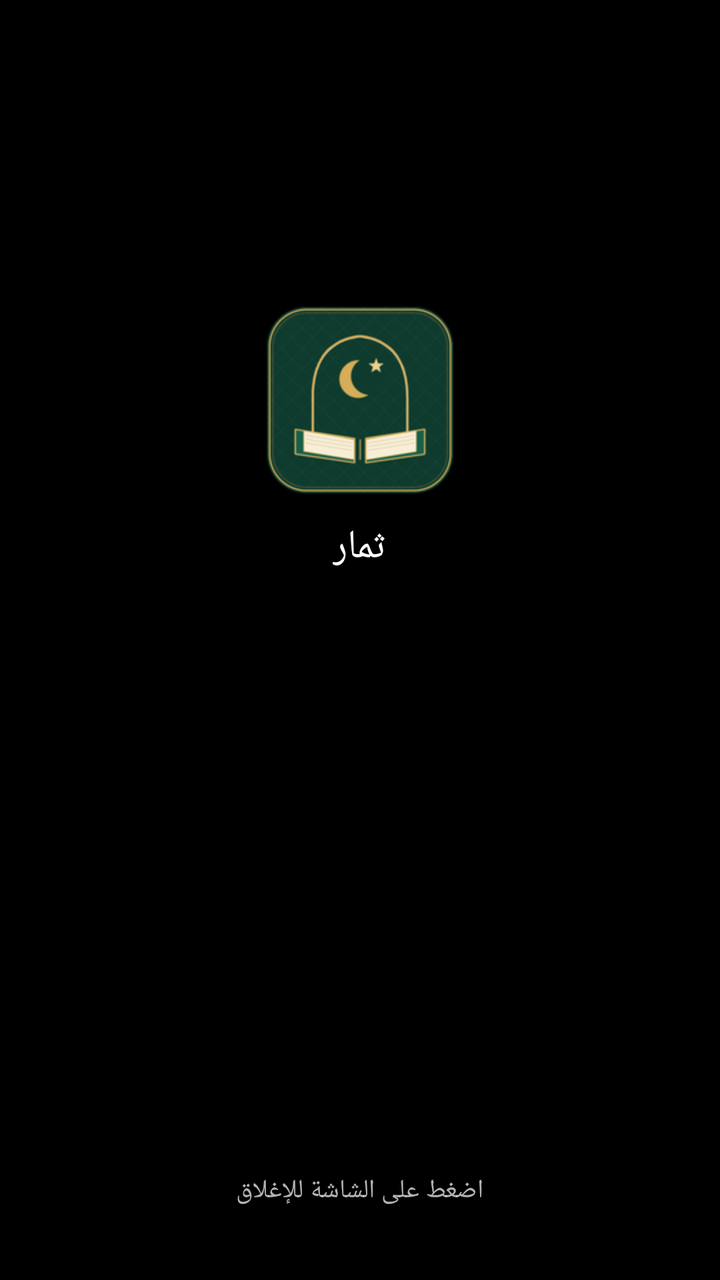
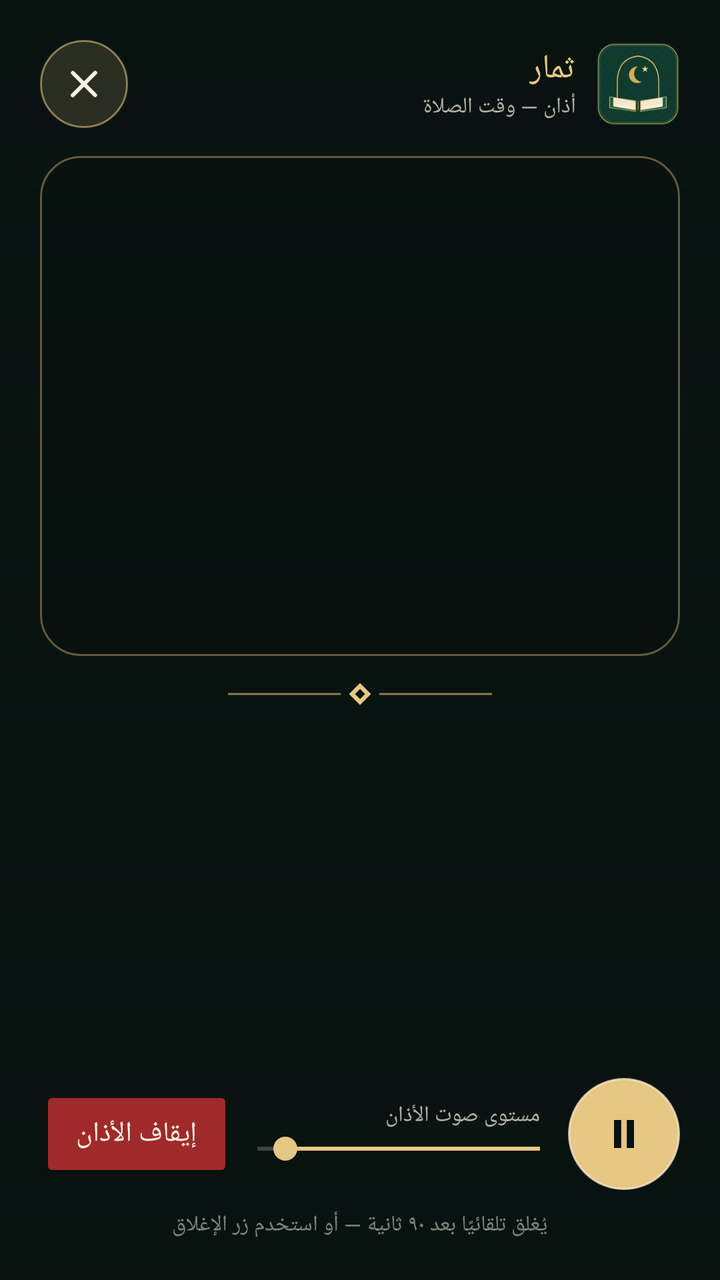

Compare the two renders of this Android layout. The source of the first and the diff that turns it into the second are given below.
<!-- AndroidManifest.xml: activity theme AdhanScreenTheme -->
<!-- res/layout/activity_adhan_screen.xml -->
<?xml version="1.0" encoding="utf-8"?>
<FrameLayout xmlns:android="http://schemas.android.com/apk/res/android"
  android:id="@+id/adhan_root"
  android:layout_width="match_parent"
  android:layout_height="match_parent"
  android:background="@android:color/black"
  android:keepScreenOn="true">

  <ImageView
    android:id="@+id/adhan_background"
    android:layout_width="match_parent"
    android:layout_height="match_parent"
    android:importantForAccessibility="no"
    android:scaleType="centerCrop" />

  <View
    android:layout_width="match_parent"
    android:layout_height="match_parent"
    android:background="@drawable/adhan_scrim" />

  <LinearLayout
    android:layout_width="match_parent"
    android:layout_height="match_parent"
    android:gravity="center"
    android:orientation="vertical"
    android:paddingLeft="28dp"
    android:paddingRight="28dp">

    <ImageView
      android:id="@+id/adhan_logo"
      android:layout_width="96dp"
      android:layout_height="96dp"
      android:contentDescription="@string/app_name"
      android:src="@mipmap/ic_launcher" />

    <TextView
      android:id="@+id/adhan_app_name"
      android:layout_width="wrap_content"
      android:layout_height="wrap_content"
      android:layout_marginTop="12dp"
      android:fontFamily="sans-serif-medium"
      android:letterSpacing="0.08"
      android:text="@string/app_name"
      android:textColor="#FFFFFF"
      android:textSize="20sp" />

    <TextView
      android:id="@+id/adhan_prayer"
      android:layout_width="wrap_content"
      android:layout_height="wrap_content"
      android:layout_marginTop="28dp"
      android:fontFamily="sans-serif-medium"
      android:gravity="center"
      android:textColor="#FFFFFF"
      android:textSize="34sp" />

    <TextView
      android:id="@+id/adhan_time"
      android:layout_width="wrap_content"
      android:layout_height="wrap_content"
      android:layout_marginTop="10dp"
      android:fontFamily="sans-serif"
      android:textColor="#F4E6C3"
      android:textDirection="ltr"
      android:textSize="44sp" />

    <TextView
      android:id="@+id/adhan_date"
      android:layout_width="wrap_content"
      android:layout_height="wrap_content"
      android:layout_marginTop="14dp"
      android:gravity="center"
      android:textColor="#E8E2D4"
      android:textSize="16sp" />

    <TextView
      android:id="@+id/adhan_hijri"
      android:layout_width="wrap_content"
      android:layout_height="wrap_content"
      android:layout_marginTop="4dp"
      android:gravity="center"
      android:textColor="#CFC7B6"
      android:textSize="14sp" />
  </LinearLayout>

  <TextView
    android:id="@+id/adhan_hint"
    android:layout_width="wrap_content"
    android:layout_height="wrap_content"
    android:layout_gravity="bottom|center_horizontal"
    android:layout_marginBottom="36dp"
    android:text="@string/adhan_dismiss_hint"
    android:textColor="#B3FFFFFF"
    android:textSize="13sp" />
</FrameLayout>
<!-- resources referenced by this layout -->
<resources>
  <!-- drawable adhan_scrim (drawable) -->
  <?xml version="1.0" encoding="utf-8"?>
  <shape xmlns:android="http://schemas.android.com/apk/res/android" android:shape="rectangle">
    <gradient
      android:angle="270"
      android:startColor="#B3000000"
      android:centerColor="#73000000"
      android:endColor="#CC000000"
      android:type="linear" />
  </shape>
  <string name="adhan_dismiss_hint">اضغط على الشاشة للإغلاق</string>
  <!-- unchanged entries left out for length: 3 -->
</resources>

<!-- the commit's change to res/layout/activity_adhan_screen.xml (unified diff, before → after) -->
@@ -3,13 +3,15 @@
   android:id="@+id/adhan_root"
   android:layout_width="match_parent"
   android:layout_height="match_parent"
-  android:background="@android:color/black"
-  android:keepScreenOn="true">
+  android:background="@color/adhan_ink"
+  android:keepScreenOn="true"
+  android:layoutDirection="rtl">
 
   <ImageView
-    android:id="@+id/adhan_background"
+    android:id="@+id/adhan_backdrop"
     android:layout_width="match_parent"
     android:layout_height="match_parent"
+    android:alpha="0.38"
     android:importantForAccessibility="no"
     android:scaleType="centerCrop" />
 
@@ -18,78 +20,219 @@
     android:layout_height="match_parent"
     android:background="@drawable/adhan_scrim" />
 
-  <LinearLayout
+  <ScrollView
     android:layout_width="match_parent"
     android:layout_height="match_parent"
-    android:gravity="center"
-    android:orientation="vertical"
-    android:paddingLeft="28dp"
-    android:paddingRight="28dp">
-
-    <ImageView
-      android:id="@+id/adhan_logo"
-      android:layout_width="96dp"
-      android:layout_height="96dp"
-      android:contentDescription="@string/app_name"
-      android:src="@mipmap/ic_launcher" />
-
-    <TextView
-      android:id="@+id/adhan_app_name"
-      android:layout_width="wrap_content"
+    android:fillViewport="true"
+    android:scrollbars="none">
+
+    <LinearLayout
+      android:layout_width="match_parent"
       android:layout_height="wrap_content"
-      android:layout_marginTop="12dp"
-      android:fontFamily="sans-serif-medium"
-      android:letterSpacing="0.08"
-      android:text="@string/app_name"
-      android:textColor="#FFFFFF"
-      android:textSize="20sp" />
-
-    <TextView
-      android:id="@+id/adhan_prayer"
-      android:layout_width="wrap_content"
-      android:layout_height="wrap_content"
-      android:layout_marginTop="28dp"
-      android:fontFamily="sans-serif-medium"
-      android:gravity="center"
-      android:textColor="#FFFFFF"
-      android:textSize="34sp" />
-
-    <TextView
-      android:id="@+id/adhan_time"
-      android:layout_width="wrap_content"
-      android:layout_height="wrap_content"
-      android:layout_marginTop="10dp"
-      android:fontFamily="sans-serif"
-      android:textColor="#F4E6C3"
-      android:textDirection="ltr"
-      android:textSize="44sp" />
-
-    <TextView
-      android:id="@+id/adhan_date"
-      android:layout_width="wrap_content"
-      android:layout_height="wrap_content"
-      android:layout_marginTop="14dp"
-      android:gravity="center"
-      android:textColor="#E8E2D4"
-      android:textSize="16sp" />
-
-    <TextView
-      android:id="@+id/adhan_hijri"
-      android:layout_width="wrap_content"
-      android:layout_height="wrap_content"
-      android:layout_marginTop="4dp"
-      android:gravity="center"
-      android:textColor="#CFC7B6"
-      android:textSize="14sp" />
-  </LinearLayout>
-
-  <TextView
-    android:id="@+id/adhan_hint"
-    android:layout_width="wrap_content"
-    android:layout_height="wrap_content"
-    android:layout_gravity="bottom|center_horizontal"
-    android:layout_marginBottom="36dp"
-    android:text="@string/adhan_dismiss_hint"
-    android:textColor="#B3FFFFFF"
-    android:textSize="13sp" />
+      android:gravity="center_horizontal"
+      android:minHeight="560dp"
+      android:orientation="vertical"
+      android:padding="@dimen/adhan_page_padding">
+
+      
+      <LinearLayout
+        android:layout_width="match_parent"
+        android:layout_height="wrap_content"
+        android:gravity="center_vertical"
+        android:orientation="horizontal">
+
+        <ImageView
+          android:id="@+id/adhan_logo"
+          android:layout_width="@dimen/adhan_logo_size"
+          android:layout_height="@dimen/adhan_logo_size"
+          android:contentDescription="@string/app_name"
+          android:src="@mipmap/ic_launcher" />
+
+        <LinearLayout
+          android:layout_width="0dp"
+          android:layout_height="wrap_content"
+          android:layout_marginStart="10dp"
+          android:layout_weight="1"
+          android:orientation="vertical">
+
+          <TextView
+            android:layout_width="wrap_content"
+            android:layout_height="wrap_content"
+            android:fontFamily="sans-serif-medium"
+            android:letterSpacing="0.14"
+            android:text="@string/app_name"
+            android:textColor="@color/adhan_gold"
+            android:textSize="17sp" />
+
+          <TextView
+            android:layout_width="wrap_content"
+            android:layout_height="wrap_content"
+            android:text="@string/adhan_screen_label"
+            android:textColor="@color/adhan_cream_muted"
+            android:textSize="11sp" />
+        </LinearLayout>
+
+        <ImageButton
+          android:id="@+id/adhan_close"
+          android:layout_width="@dimen/adhan_close_size"
+          android:layout_height="@dimen/adhan_close_size"
+          android:background="@drawable/adhan_circle_button"
+          android:contentDescription="@string/adhan_close"
+          android:padding="12dp"
+          android:src="@drawable/ic_adhan_close"
+          android:tint="@color/adhan_cream" />
+      </LinearLayout>
+
+      
+      <FrameLayout
+        android:id="@+id/adhan_art_frame"
+        android:layout_width="match_parent"
+        android:layout_height="0dp"
+        android:layout_marginTop="14dp"
+        android:layout_weight="1"
+        android:background="@drawable/adhan_art_frame"
+        android:clipToOutline="true"
+        android:minHeight="@dimen/adhan_art_min_height">
+
+        <ImageView
+          android:id="@+id/adhan_background"
+          android:layout_width="match_parent"
+          android:layout_height="match_parent"
+          android:importantForAccessibility="no"
+          android:scaleType="fitCenter" />
+      </FrameLayout>
+
+      
+      <LinearLayout
+        android:layout_width="match_parent"
+        android:layout_height="wrap_content"
+        android:layout_marginTop="12dp"
+        android:gravity="center_horizontal"
+        android:orientation="vertical">
+
+        <ImageView
+          android:layout_width="132dp"
+          android:layout_height="14dp"
+          android:importantForAccessibility="no"
+          android:src="@drawable/adhan_ornament" />
+
+        <TextView
+          android:id="@+id/adhan_prayer"
+          android:layout_width="wrap_content"
+          android:layout_height="wrap_content"
+          android:layout_marginTop="6dp"
+          android:fontFamily="serif"
+          android:gravity="center"
+          android:textColor="@color/adhan_gold"
+          android:textSize="@dimen/adhan_prayer_size" />
+
+        <TextView
+          android:id="@+id/adhan_time"
+          android:layout_width="wrap_content"
+          android:layout_height="wrap_content"
+          android:fontFamily="sans-serif-light"
+          android:letterSpacing="0.06"
+          android:textColor="@color/adhan_cream"
+          android:textDirection="ltr"
+          android:textSize="@dimen/adhan_time_size" />
+
+        <TextView
+          android:id="@+id/adhan_date"
+          android:layout_width="wrap_content"
+          android:layout_height="wrap_content"
+          android:gravity="center"
+          android:textColor="@color/adhan_cream_muted"
+          android:textSize="13sp" />
+
+        <TextView
+          android:id="@+id/adhan_hijri"
+          android:layout_width="wrap_content"
+          android:layout_height="wrap_content"
+          android:layout_marginTop="2dp"
+          android:gravity="center"
+          android:textColor="@color/adhan_gold_muted"
+          android:textSize="12sp" />
+
+        <TextView
+          android:id="@+id/adhan_phrase"
+          android:layout_width="match_parent"
+          android:layout_height="wrap_content"
+          android:layout_marginTop="8dp"
+          android:gravity="center"
+          android:lineSpacingExtra="3dp"
+          android:maxLines="3"
+          android:textColor="@color/adhan_cream_soft"
+          android:textSize="@dimen/adhan_phrase_size" />
+      </LinearLayout>
+
+      
+      <LinearLayout
+        android:layout_width="match_parent"
+        android:layout_height="wrap_content"
+        android:layout_marginTop="14dp"
+        android:gravity="center_vertical"
+        android:orientation="horizontal">
+
+        <ImageButton
+          android:id="@+id/adhan_toggle"
+          android:layout_width="@dimen/adhan_control_size"
+          android:layout_height="@dimen/adhan_control_size"
+          android:background="@drawable/adhan_gold_button"
+          android:contentDescription="@string/adhan_pause"
+          android:padding="16dp"
+          android:src="@drawable/ic_adhan_pause"
+          android:tint="@color/adhan_ink" />
+
+        <LinearLayout
+          android:layout_width="0dp"
+          android:layout_height="wrap_content"
+          android:layout_marginStart="14dp"
+          android:layout_marginEnd="12dp"
+          android:layout_weight="1"
+          android:orientation="vertical">
+
+          <TextView
+            android:layout_width="wrap_content"
+            android:layout_height="wrap_content"
+            android:text="@string/adhan_volume"
+            android:textColor="@color/adhan_cream_muted"
+            android:textSize="11sp" />
+
+          <SeekBar
+            android:id="@+id/adhan_volume"
+            android:layout_width="match_parent"
+            android:layout_height="wrap_content"
+            android:max="100"
+            android:paddingStart="0dp"
+            android:paddingEnd="0dp"
+            android:progress="90"
+            android:progressTint="@color/adhan_gold"
+            android:thumbTint="@color/adhan_gold" />
+        </LinearLayout>
+
+        <Button
+          android:id="@+id/adhan_stop"
+          android:layout_width="wrap_content"
+          android:layout_height="48dp"
+          android:backgroundTint="@color/adhan_stop"
+          android:minWidth="0dp"
+          android:paddingStart="18dp"
+          android:paddingEnd="18dp"
+          android:text="@string/adhan_stop"
+          android:textAllCaps="false"
+          android:textColor="@color/adhan_cream"
+          android:textSize="14sp" />
+      </LinearLayout>
+
+      <TextView
+        android:id="@+id/adhan_hint"
+        android:layout_width="wrap_content"
+        android:layout_height="wrap_content"
+        android:layout_marginTop="10dp"
+        android:gravity="center"
+        android:text="@string/adhan_dismiss_hint"
+        android:textColor="@color/adhan_cream_faint"
+        android:textSize="11sp" />
+    </LinearLayout>
+  </ScrollView>
 </FrameLayout>
<!-- resource entries referenced after the edit -->
@@ -1,16 +1,89 @@
 <!-- resources referenced by this layout -->
 <resources>
+  <color name="adhan_cream">#F7F1E3</color>
+  <color name="adhan_cream_faint">#80F7F1E3</color>
+  <color name="adhan_cream_muted">#B3F7F1E3</color>
+  <color name="adhan_cream_soft">#D9F7F1E3</color>
+  <color name="adhan_gold">#E7C784</color>
+  <color name="adhan_gold_muted">#CCBFA272</color>
+  <color name="adhan_ink">#08120F</color>
+  <color name="adhan_stop">#9F2A2A</color>
+  <dimen name="adhan_art_min_height">150dp</dimen>
+  <dimen name="adhan_close_size">44dp</dimen>
+  <dimen name="adhan_control_size">56dp</dimen>
+  <dimen name="adhan_logo_size">42dp</dimen>
+  <dimen name="adhan_page_padding">20dp</dimen>
+  <dimen name="adhan_phrase_size">15sp</dimen>
+  <dimen name="adhan_prayer_size">30sp</dimen>
+  <dimen name="adhan_time_size">46sp</dimen>
+  <!-- drawable adhan_art_frame (drawable) -->
+  <?xml version="1.0" encoding="utf-8"?>
+  <shape xmlns:android="http://schemas.android.com/apk/res/android" android:shape="rectangle">
+    <solid android:color="#1A000000" />
+    <stroke android:width="1dp" android:color="#66E7C784" />
+    <corners android:radius="20dp" />
+  </shape>
+  <!-- drawable adhan_circle_button (drawable) -->
+  <?xml version="1.0" encoding="utf-8"?>
+  <ripple xmlns:android="http://schemas.android.com/apk/res/android" android:color="#33FFFFFF">
+    <item>
+      <shape android:shape="oval">
+        <solid android:color="#26E7C784" />
+        <stroke android:width="1dp" android:color="#8CE7C784" />
+      </shape>
+    </item>
+  </ripple>
+  <!-- drawable adhan_gold_button (drawable) -->
+  <?xml version="1.0" encoding="utf-8"?>
+  <ripple xmlns:android="http://schemas.android.com/apk/res/android" android:color="#3308120F">
+    <item>
+      <shape android:shape="oval">
+        <solid android:color="@color/adhan_gold" />
+        <stroke android:width="1dp" android:color="#B3FFF3D6" />
+      </shape>
+    </item>
+  </ripple>
+  <!-- drawable adhan_ornament (drawable) -->
+  <?xml version="1.0" encoding="utf-8"?>
+  <vector xmlns:android="http://schemas.android.com/apk/res/android"
+    android:width="132dp" android:height="14dp"
+    android:viewportWidth="132" android:viewportHeight="14">
+    <path android:pathData="M0,7 H56" android:strokeColor="#99E7C784" android:strokeWidth="1" android:strokeLineCap="round" />
+    <path android:pathData="M76,7 H132" android:strokeColor="#99E7C784" android:strokeWidth="1" android:strokeLineCap="round" />
+    <path android:pathData="M66,1.5 L71.5,7 L66,12.5 L60.5,7 Z" android:fillColor="#E7C784" />
+    <path android:pathData="M66,4.5 L68.5,7 L66,9.5 L63.5,7 Z" android:fillColor="#08120F" />
+  </vector>
   <!-- drawable adhan_scrim (drawable) -->
   <?xml version="1.0" encoding="utf-8"?>
   <shape xmlns:android="http://schemas.android.com/apk/res/android" android:shape="rectangle">
     <gradient
-      android:angle="270"
-      android:startColor="#B3000000"
-      android:centerColor="#73000000"
-      android:endColor="#CC000000"
+      android:angle="90"
+      android:startColor="#F208120F"
+      android:centerColor="#9908120F"
+      android:endColor="#E608120F"
       android:type="linear" />
   </shape>
-  <string name="adhan_dismiss_hint">اضغط على الشاشة للإغلاق</string>
+  <!-- drawable ic_adhan_close (drawable) -->
+  <?xml version="1.0" encoding="utf-8"?>
+  <vector xmlns:android="http://schemas.android.com/apk/res/android"
+    android:width="24dp" android:height="24dp"
+    android:viewportWidth="24" android:viewportHeight="24">
+    <path android:fillColor="#FFFFFF"
+      android:pathData="M18.3,5.71a1,1 0,0 0,-1.41 0L12,10.59 7.11,5.7A1,1 0,0 0,5.7 7.11L10.59,12 5.7,16.89a1,1 0,1 0,1.41 1.41L12,13.41l4.89,4.89a1,1 0,0 0,1.41 -1.41L13.41,12l4.89,-4.89a1,1 0,0 0,0 -1.4z" />
+  </vector>
+  <!-- drawable ic_adhan_pause (drawable) -->
+  <?xml version="1.0" encoding="utf-8"?>
+  <vector xmlns:android="http://schemas.android.com/apk/res/android"
+    android:width="24dp" android:height="24dp"
+    android:viewportWidth="24" android:viewportHeight="24">
+    <path android:fillColor="#FFFFFF" android:pathData="M7,5h3.6v14H7zM13.4,5H17v14h-3.6z" />
+  </vector>
+  <string name="adhan_close">إغلاق</string>
+  <string name="adhan_dismiss_hint">يُغلق تلقائيًا بعد ٩٠ ثانية — أو استخدم زر الإغلاق</string>
+  <string name="adhan_pause">إيقاف مؤقت</string>
+  <string name="adhan_screen_label">أذان — وقت الصلاة</string>
+  <string name="adhan_stop">إيقاف الأذان</string>
+  <string name="adhan_volume">مستوى صوت الأذان</string>
   <!-- unchanged entries left out for length: 3 -->
 </resources>
 
